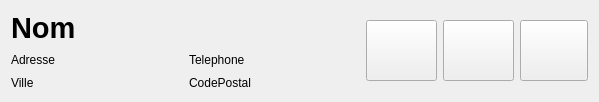
First picture: the form in src/Qt/AgenceImmobiliere/widgetclient.ui, repository Ovan33/Immobilier, before the edit.
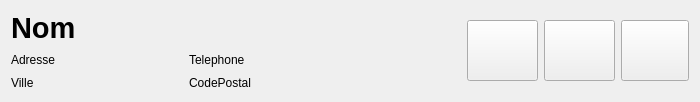
Second picture: the form after the edit. Icons and pictures are not drawn.

Commit message: Désactivation du bouton d'ajout lors d'un reset Suppression de la contrainte de largeur du widget Client

```diff
--- a/src/Qt/AgenceImmobiliere/widgetclient.ui
+++ b/src/Qt/AgenceImmobiliere/widgetclient.ui
@@ -6,7 +6,7 @@
    <rect>
     <x>0</x>
     <y>0</y>
-    <width>599</width>
+    <width>700</width>
     <height>100</height>
    </rect>
   </property>
@@ -16,10 +16,10 @@
     <verstretch>0</verstretch>
    </sizepolicy>
   </property>
-  <property name="maximumSize">
+  <property name="minimumSize">
    <size>
-    <width>599</width>
-    <height>100</height>
+    <width>600</width>
+    <height>0</height>
    </size>
   </property>
   <property name="windowTitle">
@@ -103,7 +103,7 @@
      </item>
     </layout>
    </item>
-   <item row="0" column="1">
+   <item row="0" column="2">
     <layout class="QHBoxLayout" name="horizontalLayout">
      <item>
       <widget class="QPushButton" name="pushButton_souhaits">
@@ -185,6 +185,19 @@
      </item>
     </layout>
    </item>
+   <item row="0" column="1">
+    <spacer name="horizontalSpacer">
+     <property name="orientation">
+      <enum>Qt::Horizontal</enum>
+     </property>
+     <property name="sizeHint" stdset="0">
+      <size>
+       <width>40</width>
+       <height>20</height>
+      </size>
+     </property>
+    </spacer>
+   </item>
   </layout>
  </widget>
  <resources>
```
The commit also changes 1 other file.
